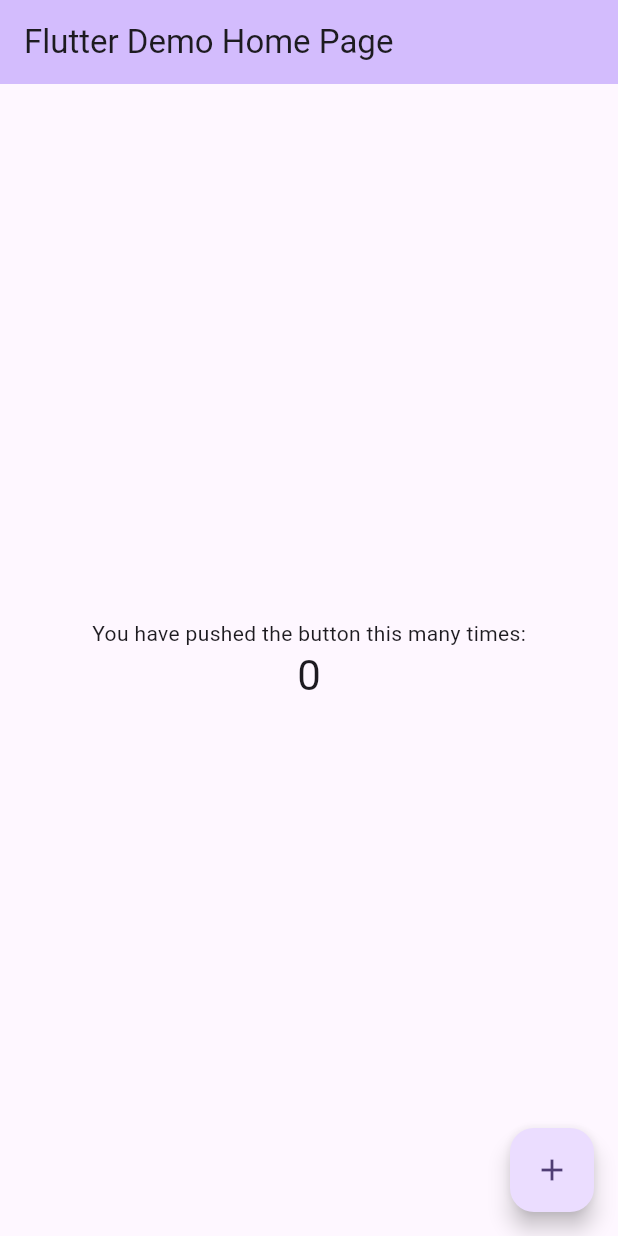
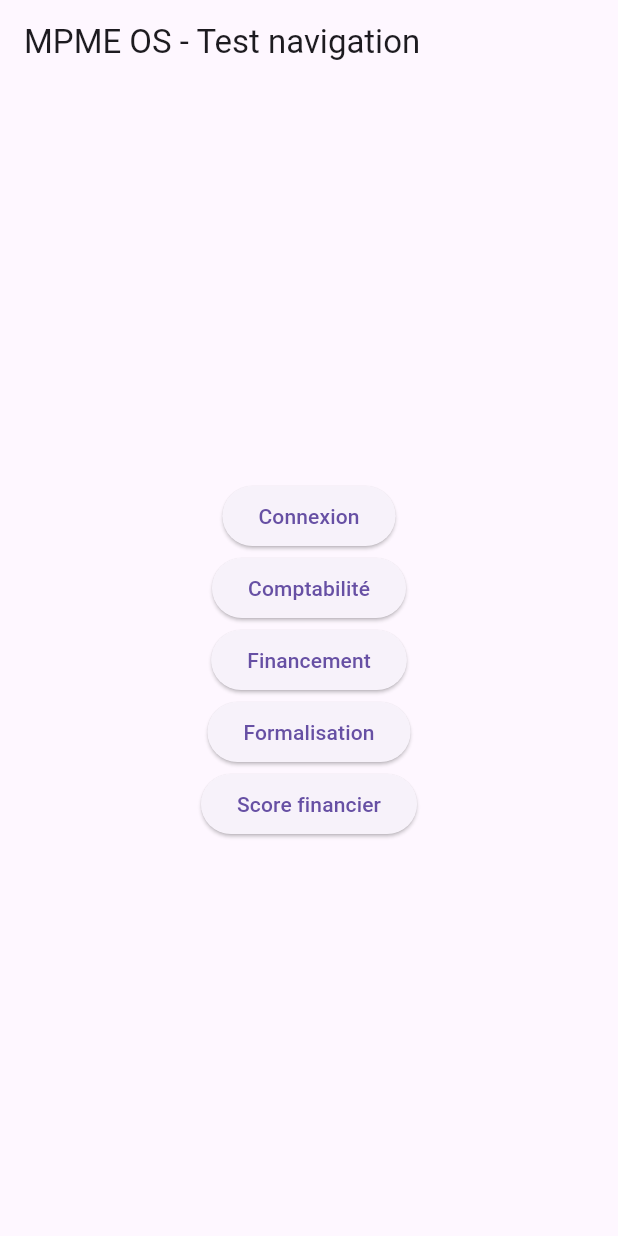
Before and after one commit to MPME-OS-BENIN/mpme-app-mobile, a Flutter app: the screen it shows after launch, on a phone screen of 412 x 824 dp. Run offline on Flutter 3.47's test engine with Material 3 defaults, Android fonts, the phone set to English and light mode, and no system bars.

Commit message:
feat(sprint0): squelette de navigation + README architecture

```diff
--- a/lib/main.dart
+++ b/lib/main.dart
@@ -1,4 +1,4 @@
-import 'package:flutter/material.dart';
+/* import 'package:flutter/material.dart';
 
 void main() {
   runApp(const MyApp());
@@ -119,4 +119,26 @@ class _MyHomePageState extends State<MyHomePage> {
       ),
     );
   }
+} */
+
+import 'package:flutter/material.dart';
+import 'presentation/navigation/app_routes.dart';
+import 'presentation/navigation/home_screen.dart';
+
+void main() {
+  runApp(const MpmeApp());
 }
+
+class MpmeApp extends StatelessWidget {
+  const MpmeApp({super.key});
+
+  @override
+  Widget build(BuildContext context) {
+    return MaterialApp(
+      title: 'MPME OS',
+      theme: ThemeData(primarySwatch: Colors.green),
+      home: const HomeScreen(),
+      routes: AppRoutes.routes,
+    );
+  }
+}
--- /dev/null
+++ b/lib/presentation/navigation/app_routes.dart
@@ -0,0 +1,22 @@
+import 'package:flutter/material.dart';
+import '../screens/auth/login_screen.dart';
+import '../screens/comptabilite/comptabilite_screen.dart';
+import '../screens/financement/financement_screen.dart';
+import '../screens/formalisation/formalisation_screen.dart';
+import '../screens/score/score_screen.dart';
+
+class AppRoutes {
+  static const String login = '/login';
+  static const String comptabilite = '/comptabilite';
+  static const String financement = '/financement';
+  static const String formalisation = '/formalisation';
+  static const String score = '/score';
+
+  static Map<String, WidgetBuilder> routes = {
+    login: (context) => const LoginScreen(),
+    comptabilite: (context) => const ComptabiliteScreen(),
+    financement: (context) => const FinancementScreen(),
+    formalisation: (context) => const FormalisationScreen(),
+    score: (context) => const ScoreScreen(),
+  };
+}
--- /dev/null
+++ b/lib/presentation/navigation/home_screen.dart
@@ -0,0 +1,40 @@
+import 'package:flutter/material.dart';
+import 'app_routes.dart';
+
+class HomeScreen extends StatelessWidget {
+  const HomeScreen({super.key});
+
+  @override
+  Widget build(BuildContext context) {
+    return Scaffold(
+      appBar: AppBar(title: const Text('MPME OS - Test navigation')),
+      body: Center(
+        child: Column(
+          mainAxisAlignment: MainAxisAlignment.center,
+          children: [
+            ElevatedButton(
+              onPressed: () => Navigator.pushNamed(context, AppRoutes.login),
+              child: const Text('Connexion'),
+            ),
+            ElevatedButton(
+              onPressed: () => Navigator.pushNamed(context, AppRoutes.comptabilite),
+              child: const Text('Comptabilité'),
+            ),
+            ElevatedButton(
+              onPressed: () => Navigator.pushNamed(context, AppRoutes.financement),
+              child: const Text('Financement'),
+            ),
+            ElevatedButton(
+              onPressed: () => Navigator.pushNamed(context, AppRoutes.formalisation),
+              child: const Text('Formalisation'),
+            ),
+            ElevatedButton(
+              onPressed: () => Navigator.pushNamed(context, AppRoutes.score),
+              child: const Text('Score financier'),
+            ),
+          ],
+        ),
+      ),
+    );
+  }
+}
--- /dev/null
+++ b/lib/presentation/screens/auth/login_screen.dart
@@ -0,0 +1,13 @@
+import 'package:flutter/material.dart';
+
+class LoginScreen extends StatelessWidget {
+  const LoginScreen({super.key});
+
+  @override
+  Widget build(BuildContext context) {
+    return Scaffold(
+      appBar: AppBar(title: const Text('Connexion')),
+      body: const Center(child: Text('Écran de connexion - à construire')),
+    );
+  }
+}
--- /dev/null
+++ b/lib/presentation/screens/comptabilite/comptabilite_screen.dart
@@ -0,0 +1,13 @@
+import 'package:flutter/material.dart';
+
+class ComptabiliteScreen extends StatelessWidget {
+  const ComptabiliteScreen({super.key});
+
+  @override
+  Widget build(BuildContext context) {
+    return Scaffold(
+      appBar: AppBar(title: const Text('Comptabilité')),
+      body: const Center(child: Text('Écran comptabilité - à construire')),
+    );
+  }
+}
--- /dev/null
+++ b/lib/presentation/screens/financement/financement_screen.dart
@@ -0,0 +1,13 @@
+import 'package:flutter/material.dart';
+
+class FinancementScreen extends StatelessWidget {
+  const FinancementScreen({super.key});
+
+  @override
+  Widget build(BuildContext context) {
+    return Scaffold(
+      appBar: AppBar(title: const Text('Financement')),
+      body: const Center(child: Text('Écran financement - à construire')),
+    );
+  }
+}
--- /dev/null
+++ b/lib/presentation/screens/formalisation/formalisation_screen.dart
@@ -0,0 +1,13 @@
+import 'package:flutter/material.dart';
+
+class FormalisationScreen extends StatelessWidget {
+  const FormalisationScreen({super.key});
+
+  @override
+  Widget build(BuildContext context) {
+    return Scaffold(
+      appBar: AppBar(title: const Text('Formalisation')),
+      body: const Center(child: Text('Écran formalisation - à construire')),
+    );
+  }
+}
--- /dev/null
+++ b/lib/presentation/screens/score/score_screen.dart
@@ -0,0 +1,13 @@
+import 'package:flutter/material.dart';
+
+class ScoreScreen extends StatelessWidget {
+  const ScoreScreen({super.key});
+
+  @override
+  Widget build(BuildContext context) {
+    return Scaffold(
+      appBar: AppBar(title: const Text('Score financier')),
+      body: const Center(child: Text('Écran score financier - à construire')),
+    );
+  }
+}
```
Also changed, not shown: 9 other files.
